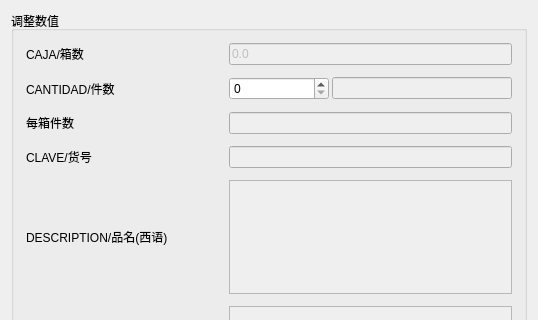
Qt form CompanyStroageManagement/Adjust_List_Item_Win.ui (linxinwNeo/CompanyStroageManagement) before a commit; both pictures show x 0 to 538 and y 0 to 320 of the 538 by 552 pixel window.
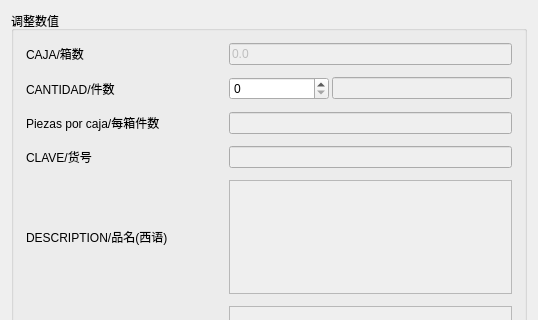
The same form after that commit.

Diff of the .ui file:
```diff
--- a/CompanyStroageManagement/Adjust_List_Item_Win.ui
+++ b/CompanyStroageManagement/Adjust_List_Item_Win.ui
@@ -148,7 +148,7 @@
             </size>
            </property>
            <property name="text">
-            <string>每箱件数</string>
+            <string>Piezas por caja/每箱件数</string>
            </property>
           </widget>
          </item>
```
